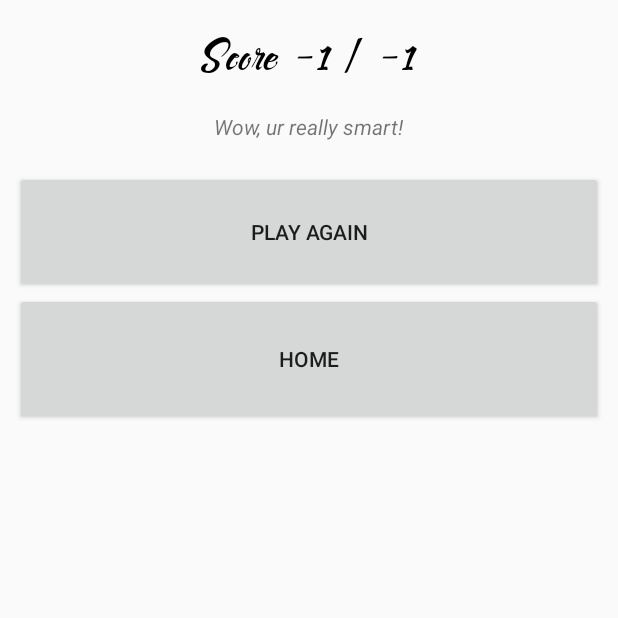
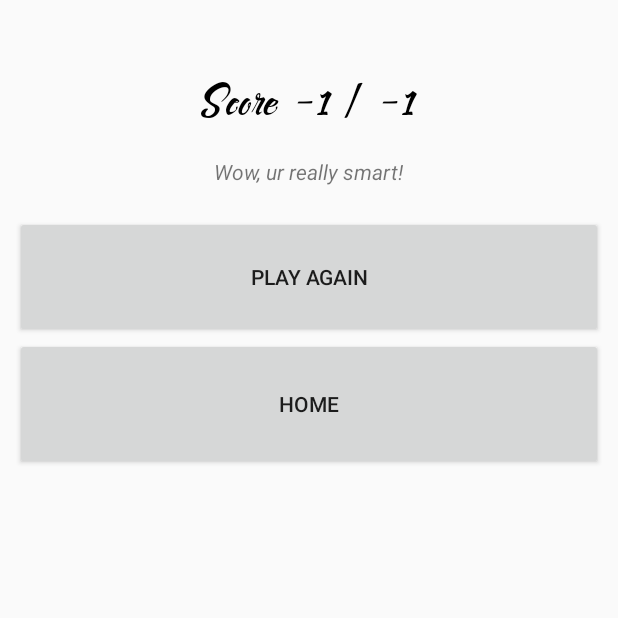
Before and after one commit to seph314/trivially, an Android app: the GameDoneActivity screen opened directly, with no data from a screen before it, on a phone screen of 412 x 824 dp, the top half of it. Run offline under Robolectric (Android 15) with nearby library versions, the phone set to English and light mode, and no system bars.

Commit message:
added margin on score

```diff
--- a/A3/Trivially/app/src/main/res/layout/activity_game_done.xml
+++ b/A3/Trivially/app/src/main/res/layout/activity_game_done.xml
@@ -3,6 +3,7 @@
     android:orientation="vertical"
     android:layout_width="fill_parent"
     android:layout_height="fill_parent"
+    android:layout_marginTop="30dp"
     >
 
     <LinearLayout
```
